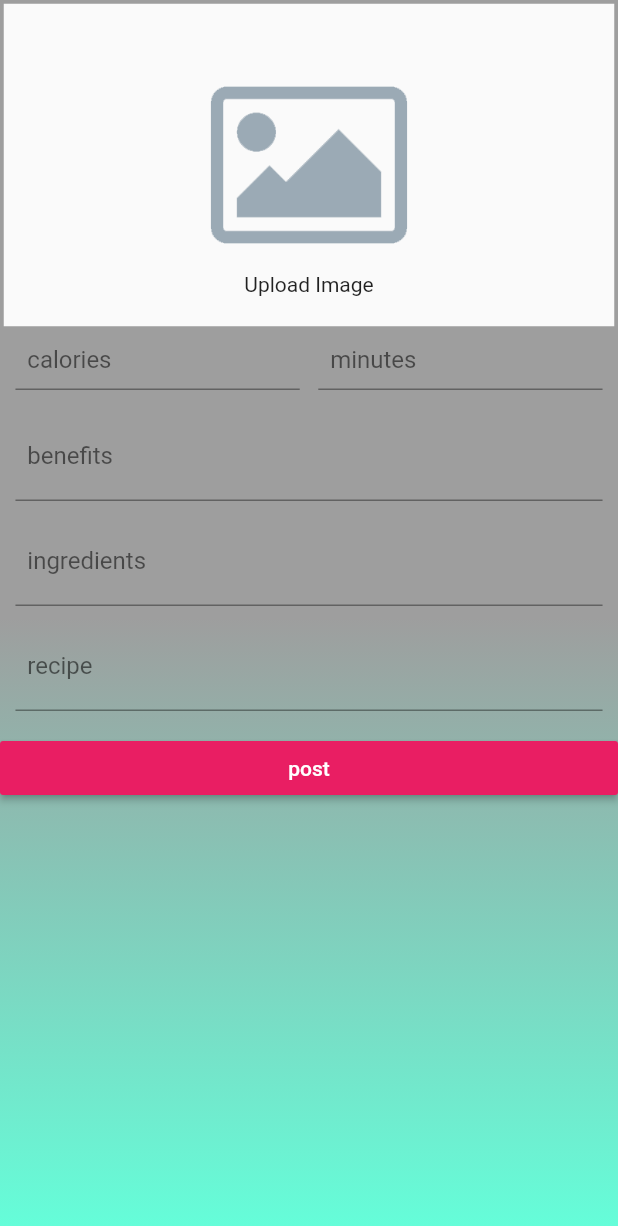
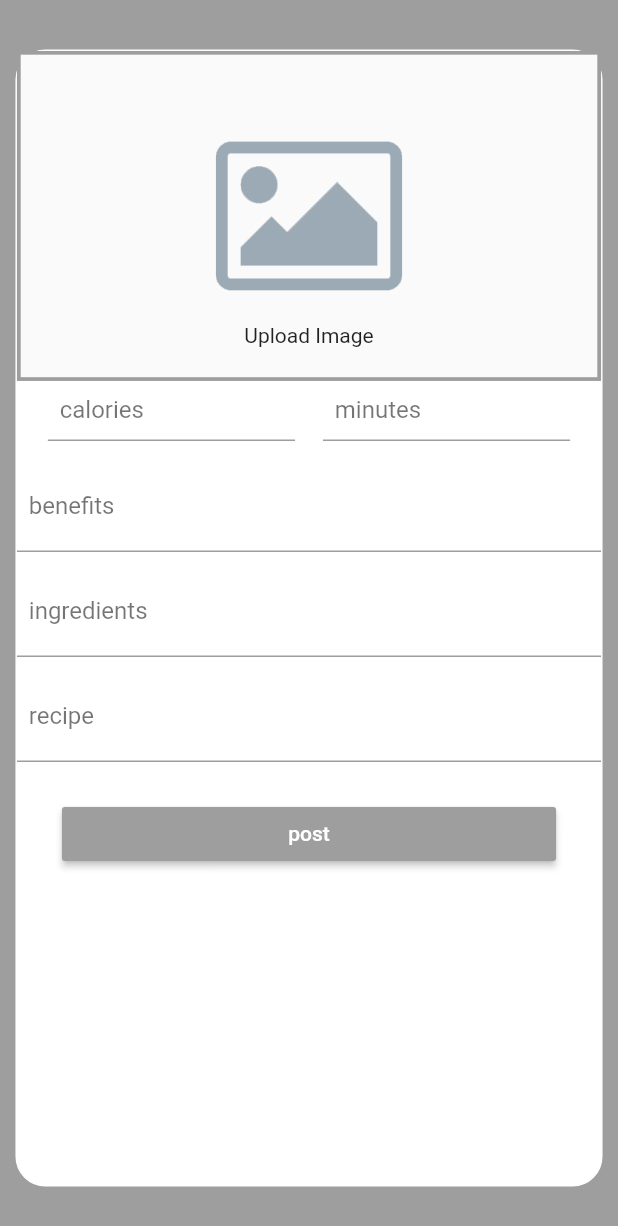
Before and after one commit to Health-Social/app_guru, a Flutter app: the MealUploadPage screen opened directly with empty values, on a phone screen of 412 x 824 dp. Shown: the top 1226 px of the screen. Run offline on Flutter 3.47's test engine with Material 2 defaults, Android fonts, the light colour scheme and no system bars.

Commit message:
post list  managemant --> main.dart

```diff
--- a/lib/pages/upload pages/meal.dart
+++ b/lib/pages/upload pages/meal.dart
@@ -9,16 +9,8 @@ class MealUploadPage extends StatefulWidget {
 
   MealUploadPage(this._colour);
 
-
   _MealUploadPageState createState() => _MealUploadPageState();
 }
-
-
-
-
-
-
-
 
 //  ///
 //   ///
@@ -38,20 +30,7 @@ class MealUploadPage extends StatefulWidget {
 //   ///
 //   ///
 
-
-
-
-
-
-
-
-
-
-
-
-
 class _MealUploadPageState extends State<MealUploadPage> {
-
   ///// Dummy User
   UserDetails _dummyUser = UserDetails(
     userId: '@ZachWolpe87',
@@ -109,11 +88,11 @@ class _MealUploadPageState extends State<MealUploadPage> {
   Widget _caloriesAndTime() {
     // calories and time imput feilds
     return Row(children: <Widget>[
-      Container(width: MediaQuery.of(context).size.width * 0.025),
+      Container(width: MediaQuery.of(context).size.width * 0.05),
       Container(
         // calories input
         height: 40,
-        width: MediaQuery.of(context).size.width * 0.46,
+        width: MediaQuery.of(context).size.width * 0.4,
         child: TextField(
           onSubmitted: (_calories) {
             setState(() {
@@ -128,7 +107,7 @@ class _MealUploadPageState extends State<MealUploadPage> {
       Container(
         // Time input
         height: 40,
-        width: MediaQuery.of(context).size.width * 0.46,
+        width: MediaQuery.of(context).size.width * 0.4,
         child: TextField(
           onChanged: (text) {
             setState(() {
@@ -139,7 +118,7 @@ setState(() {
           decoration: _textFieldStyle('  minutes'),
         ),
       ),
-      Container(width: MediaQuery.of(context).size.width * 0.025),
+      Container(width: MediaQuery.of(context).size.width * 0.05),
     ]);
   }
 
@@ -233,28 +212,37 @@ setState(() {
     );
   }
 
-
-
-
-
-  RaisedButton _postButton() {
+  Widget _postButton() {
     // create the new post
-    return RaisedButton(
+    return Container(
+      padding: EdgeInsets.symmetric(horizontal: 30, vertical: 10),
+      child: RaisedButton(
       onPressed: () {
         // add post function
         _newPost();
       },
-              color: Colors.pink,
+      color: widget._colour,
       child: Text('post', style: TextStyle(color: Colors.white)),
-            );
+    ));
   }
 
   @override
   Widget build(BuildContext context) {
     return Scaffold(
         body: Container(
-        // blackdrop colour
-        decoration: _pageDecoration(),
+      // styling
+      decoration: BoxDecoration(
+        color: widget._colour,
+      ),
+      child: Center(
+        child: Container(
+          height: MediaQuery.of(context).size.height * 0.92,
+          width: MediaQuery.of(context).size.width * 0.95,
+          decoration: BoxDecoration(
+            color: Colors.white,
+            border: Border.all(color: Colors.white),
+            borderRadius: BorderRadius.circular(20),
+          ),
           child: ListView(
             children: <Widget>[
               _uploadImage(),
@@ -266,6 +254,7 @@ setState(() {
             ],
           ),
         ),
-    );
+      ),
+    ));
   }
 }
--- a/lib/pages/upload.dart
+++ b/lib/pages/upload.dart
@@ -6,6 +6,10 @@ import './upload pages/meal.dart';
 import './upload pages/text.dart';
 
 class UploadPage extends StatefulWidget {
+  final Function addPost;
+
+  UploadPage(this.addPost);
+
   @override
   State<StatefulWidget> createState() {
     return _UploadPageState();
@@ -39,7 +43,7 @@ class _UploadPageState extends State<UploadPage> with TickerProviderStateMixin {
             Navigator.push(
                 context,
                 MaterialPageRoute(
-                    builder: (BuildContext context) => TextUploadPage(colour)));
+                    builder: (BuildContext context) => TextUploadPage(colour, widget.addPost)));
           } else if (navigationIndex == 3) {
             // navigate workout
           } else if (navigationIndex == 4) {
```
Also changed, not shown: lib/main.dart (+74 -51 lines), lib/pages/upload pages/text.dart (+93 -11 lines). Lines whose indentation alone changed are shown as unchanged.
